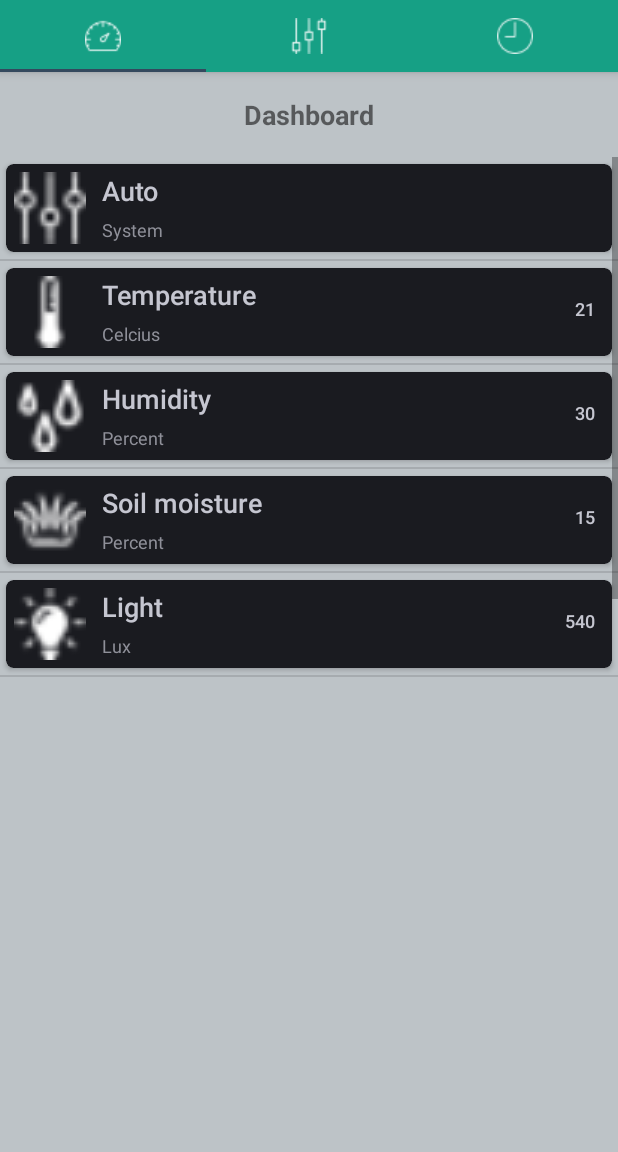
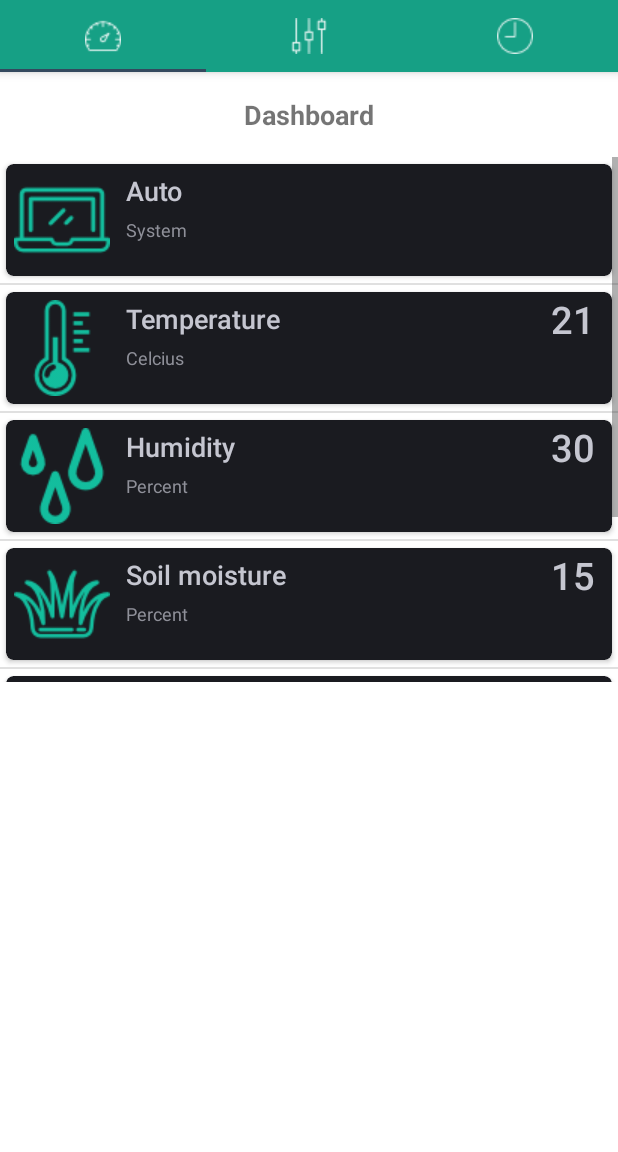
Before and after one commit to Piyapol/GrowUP2, an Android app: the screen it shows after launch (Home), after a tap on "LOGIN", on a phone screen of 412 x 824 dp, the part 84-1236 px from its top. Run offline under Robolectric (Android 15) with nearby library versions, the phone set to English and light mode, and no system bars.

Commit message:
edit icons

```diff
--- a/app/src/main/java/com/example/xeus_labmacbook/growup/Humidity.java
+++ b/app/src/main/java/com/example/xeus_labmacbook/growup/Humidity.java
@@ -25,7 +25,7 @@ public class Humidity extends Fragment {
     public View onCreateView(LayoutInflater inflater, ViewGroup container, Bundle savedInstanceState){
         String[] names = {"Auto System", "Light", "Water pump"};
         String[] bools = {"On/Off", "On/Off", "On/Off"};
-        int[] icons = {R.drawable.thermometer, R.drawable.humidity, R.drawable.grass};
+        int[] icons = {R.drawable.laptop, R.drawable.lightbulb, R.drawable.sea};
         ArrayList<ItemControl> arrayList = new ArrayList<>();
         for(int i = 0; i < names.length; i++) {
             arrayList.add(new ItemControl(icons[i], names[i], bools[i],false));
--- a/app/src/main/java/com/example/xeus_labmacbook/growup/Temperature.java
+++ b/app/src/main/java/com/example/xeus_labmacbook/growup/Temperature.java
@@ -28,7 +28,7 @@ public class Temperature extends Fragment{
         String[] names = {"Auto","Temperature", "Humidity", "Soil moisture", "Light", "Water level"};
         String[] units = {"System","Celcius", "Percent", "Percent", "Lux", "level"};
         String[] values = {" ","21","30","15","540","5"};
-        int[] icons = {R.drawable.settings,R.drawable.thermometer, R.drawable.humidity, R.drawable.grass, R.drawable.light, R.drawable.levels};
+        int[] icons = {R.drawable.laptop,R.drawable.thermometer, R.drawable.humidity, R.drawable.grass, R.drawable.sun, R.drawable.levels};
         ArrayList<Item> arrayList = new ArrayList<>();
         for(int i = 0; i < names.length; i++) {
             arrayList.add(new Item(icons[i], names[i], units[i], values[i]));
--- a/app/src/main/res/layout/item.xml
+++ b/app/src/main/res/layout/item.xml
@@ -10,8 +10,8 @@
         android:layout_width="match_parent" android:layout_height="match_parent">
 
         <ImageView
-            android:layout_width="48dp"
-            android:layout_height="48dp"
+            android:layout_width="64dp"
+            android:layout_height="64dp"
             android:id="@+id/imageView"
             android:layout_margin="5dp"
             android:layout_alignParentTop="true"
@@ -45,7 +45,7 @@
             android:layout_height="wrap_content"
             android:textAppearance="?android:attr/textAppearanceMedium"
             android:text="Medium Text"
-            android:textSize="12sp"
+            android:textSize="25sp"
             android:id="@+id/textView_line3"
             android:layout_above="@+id/textView_line2"
             android:layout_alignParentEnd="true"
--- a/app/src/main/res/layout/item_control.xml
+++ b/app/src/main/res/layout/item_control.xml
@@ -4,8 +4,8 @@
     android:layout_height="match_parent">
 
     <ImageView
-        android:layout_width="48dp"
-        android:layout_height="48dp"
+        android:layout_width="64dp"
+        android:layout_height="64dp"
         android:id="@+id/imageView"
         android:layout_margin="5dp"
         android:layout_alignParentTop="true"
--- a/app/src/main/res/layout/temperature.xml
+++ b/app/src/main/res/layout/temperature.xml
@@ -5,7 +5,7 @@
         android:layout_width="match_parent"
         android:layout_height="match_parent"
         android:layout_weight="1"
-        android:background="@color/colorInverseDark"
+        android:background="#fff"
         android:gravity="center_horizontal"
         android:layout_centerHorizontal="true"
         android:orientation="vertical">
@@ -26,7 +26,6 @@
                 android:textStyle="bold" />
 
 
-
             <ListView
                 android:layout_width="wrap_content"
                 android:layout_height="350dp"
```
Also changed, not shown: app/src/main/res/drawable/chip.png (added), app/src/main/res/drawable/grass.png, app/src/main/res/drawable/humidity.png, app/src/main/res/drawable/laptop.png (added), app/src/main/res/drawable/levels.png, app/src/main/res/drawable/lightbulb.png (added), app/src/main/res/drawable/motherboard.png (added), app/src/main/res/drawable/sea.png (added), app/src/main/res/drawable/sun.png (added), app/src/main/res/drawable/thermometer.png.
